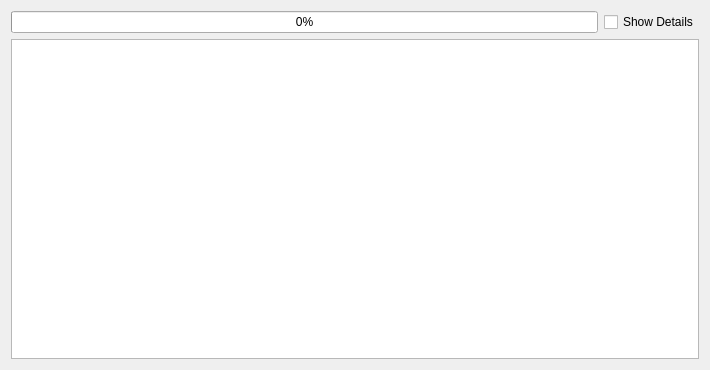
Before: the Qt Designer form src/avroutputdialog.ui in roberto1903/companion9x, drawn with Qt 5.
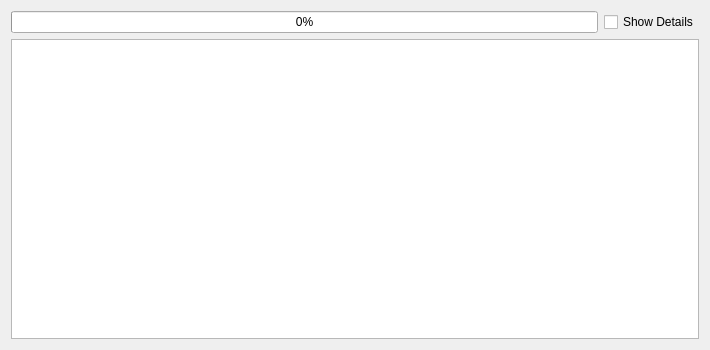
After: the same form once the commit is applied. Icons and pictures are not drawn.

Commit message: Wrong settings in the ui

Patch:
```diff
--- a/src/avroutputdialog.ui
+++ b/src/avroutputdialog.ui
@@ -7,7 +7,7 @@
     <x>0</x>
     <y>0</y>
     <width>710</width>
-    <height>370</height>
+    <height>336</height>
    </rect>
   </property>
   <property name="sizePolicy">
@@ -19,7 +19,7 @@
   <property name="minimumSize">
    <size>
     <width>710</width>
-    <height>369</height>
+    <height>0</height>
    </size>
   </property>
   <property name="maximumSize">
@@ -72,14 +72,14 @@
       <bool>true</bool>
      </property>
      <property name="sizePolicy">
-      <sizepolicy hsizetype="MinimumExpanding" vsizetype="MinimumExpanding">
+      <sizepolicy hsizetype="MinimumExpanding" vsizetype="Preferred">
        <horstretch>12</horstretch>
        <verstretch>12</verstretch>
       </sizepolicy>
      </property>
      <property name="minimumSize">
       <size>
-       <width>675</width>
+       <width>677</width>
        <height>300</height>
       </size>
      </property>
```
